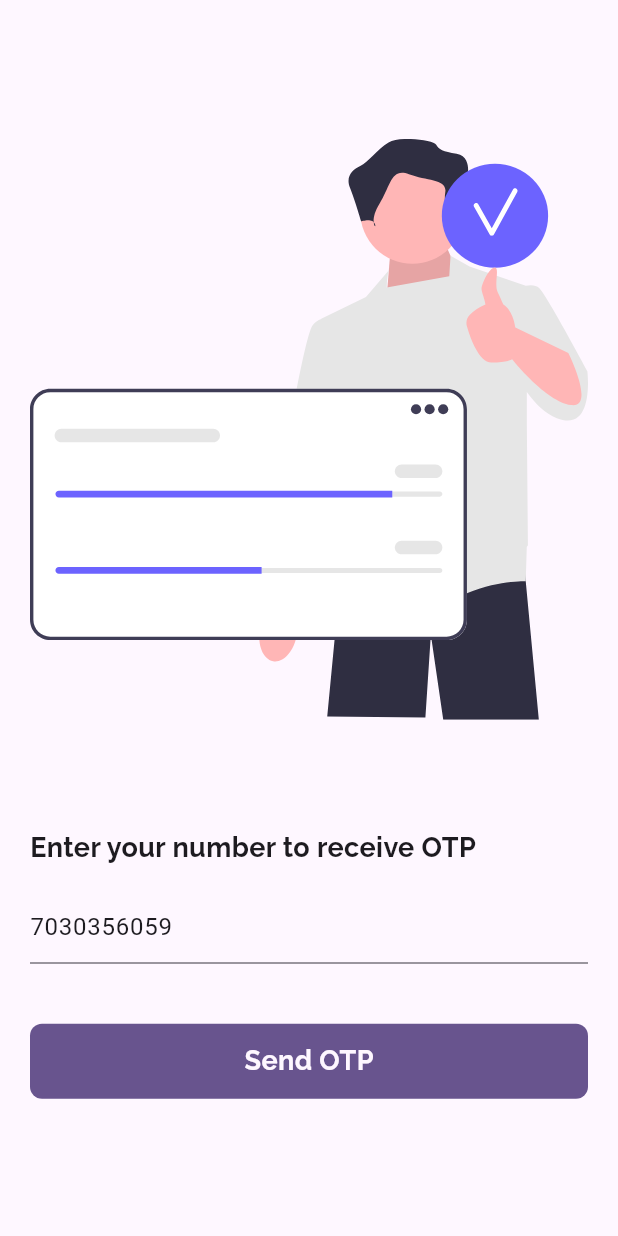
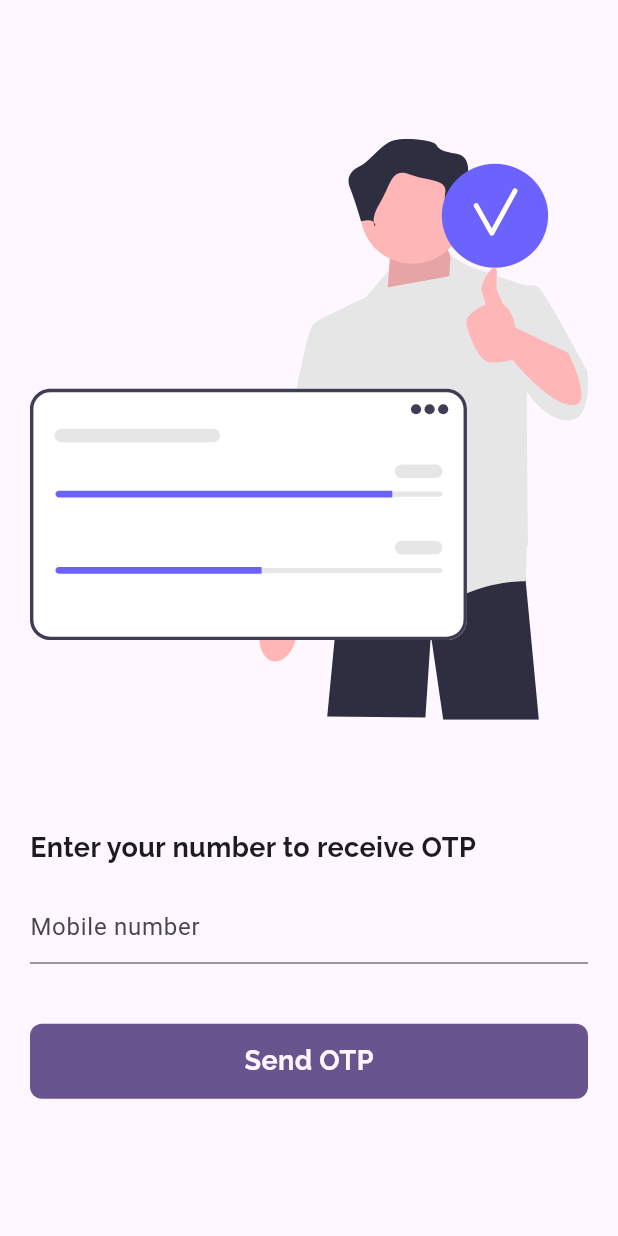
Before and after one commit to jay-isampelliwar/paypie, a Flutter app: the screen it shows after launch, on a phone screen of 412 x 824 dp. Run offline on Flutter 3.47's test engine with Material 3 defaults, Android fonts, the phone set to English and light mode, and no system bars; our stand-ins replace cloud_firestore, firebase_auth, firebase_core, firebase_storage, flutter_svg, image_picker; accounts and stored records are empty.

Commit message:
removed all the const values

```diff
--- a/lib/features/auth/view/auth_phone_otp.dart
+++ b/lib/features/auth/view/auth_phone_otp.dart
@@ -20,8 +20,7 @@ class PhoneLogin extends StatefulWidget {
 
 class _PhoneLoginState extends State<PhoneLogin> {
   final _formKey = GlobalKey<FormState>();
-  TextEditingController phoneController =
-      TextEditingController(text: "7030356059");
+  TextEditingController phoneController = TextEditingController();
   @override
   Widget build(BuildContext context) {
     return SafeArea(
```
